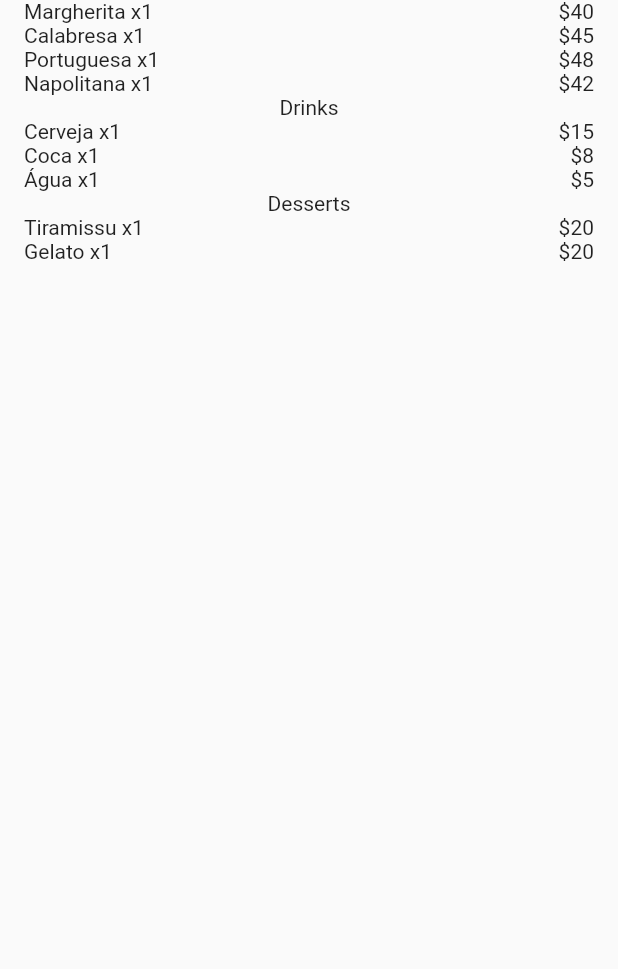
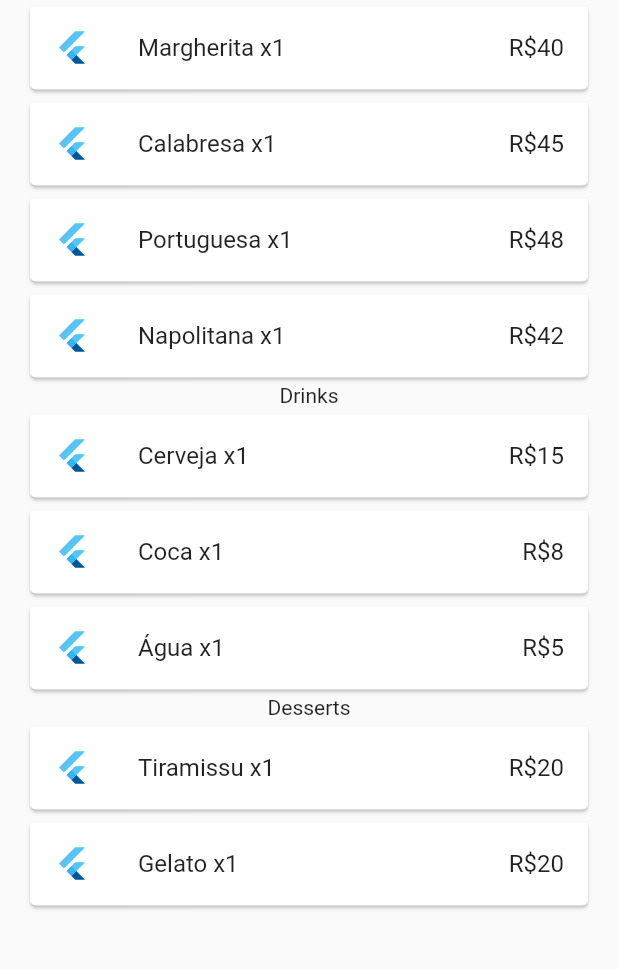
Before and after one commit to luizgdona/josepizzas, a Flutter app: the OrderPage screen opened directly, on a phone screen of 412 x 824 dp, the part 86-1055 px from its top. Run offline on Flutter 3.47's test engine with Material 2 defaults, Android fonts, the phone set to English and light mode, and no system bars.

Commit message:
fix order card and order page

```diff
--- a/josepizzas/lib/src/views/order_page.dart
+++ b/josepizzas/lib/src/views/order_page.dart
@@ -1,6 +1,7 @@
 import 'package:flutter/material.dart';
 import 'package:josepizzas/src/models/order_menus.dart';
 import 'package:josepizzas/src/widgets/app_bar.dart';
+import 'package:josepizzas/src/widgets/order_card.dart';
 
 class OrderPage extends StatefulWidget {
   const OrderPage({Key? key}) : super(key: key);
@@ -25,12 +26,10 @@ class _OrderPageState extends State<OrderPage> {
               itemCount: 4,
               itemBuilder: ((context, index) {
                 PizzaModel data = PizzaModel.data[index];
-                return Row(
-                  mainAxisAlignment: MainAxisAlignment.spaceBetween,
-                  children: [
-                    Text('${data.pizza} x${data.qnt}'),
-                    Text('\$${data.price}'),
-                  ],
+                return OrderCard(
+                  addTap: null,
+                  orderText: '${data.pizza} x${data.qnt}',
+                  priceText: 'R\$${data.price}',
                 );
               }),
             ),
@@ -42,12 +41,10 @@ class _OrderPageState extends State<OrderPage> {
               itemCount: 3,
               itemBuilder: ((context, index) {
                 DrinksModel data = DrinksModel.data[index];
-                return Row(
-                  mainAxisAlignment: MainAxisAlignment.spaceBetween,
-                  children: [
-                    Text('${data.drink} x${data.qnt}'),
-                    Text('\$${data.price}'),
-                  ],
+                return OrderCard(
+                  addTap: null,
+                  orderText: '${data.drink} x${data.qnt}',
+                  priceText: 'R\$${data.price}',
                 );
               }),
             ),
@@ -59,12 +56,10 @@ class _OrderPageState extends State<OrderPage> {
               itemCount: 2,
               itemBuilder: ((context, index) {
                 DessertsModel data = DessertsModel.data[index];
-                return Row(
-                  mainAxisAlignment: MainAxisAlignment.spaceBetween,
-                  children: [
-                    Text('${data.desserts} x${data.qnt}'),
-                    Text('\$${data.price}'),
-                  ],
+                return OrderCard(
+                  addTap: null,
+                  orderText: '${data.desserts} x${data.qnt}',
+                  priceText: 'R\$${data.price}',
                 );
               }),
             ),
--- a/josepizzas/lib/src/widgets/order_card.dart
+++ b/josepizzas/lib/src/widgets/order_card.dart
@@ -4,10 +4,12 @@ class OrderCard extends StatelessWidget {
   OrderCard({
     Key? key,
     required this.orderText,
+    required this.priceText,
     required this.addTap,
   }) : super(key: key);
 
   String orderText;
+  String priceText;
   dynamic addTap;
 
   @override
@@ -15,7 +17,13 @@ class OrderCard extends StatelessWidget {
     return Card(
       child: ListTile(
         leading: const FlutterLogo(),
-        title: Text(orderText),
+        title: Row(
+          mainAxisAlignment: MainAxisAlignment.spaceBetween,
+          children: [
+            Text(orderText),
+            Text(priceText),
+          ],
+        ),
         onTap: addTap,
       ),
     );
```
Also changed, not shown: josepizzas/pubspec.lock.
